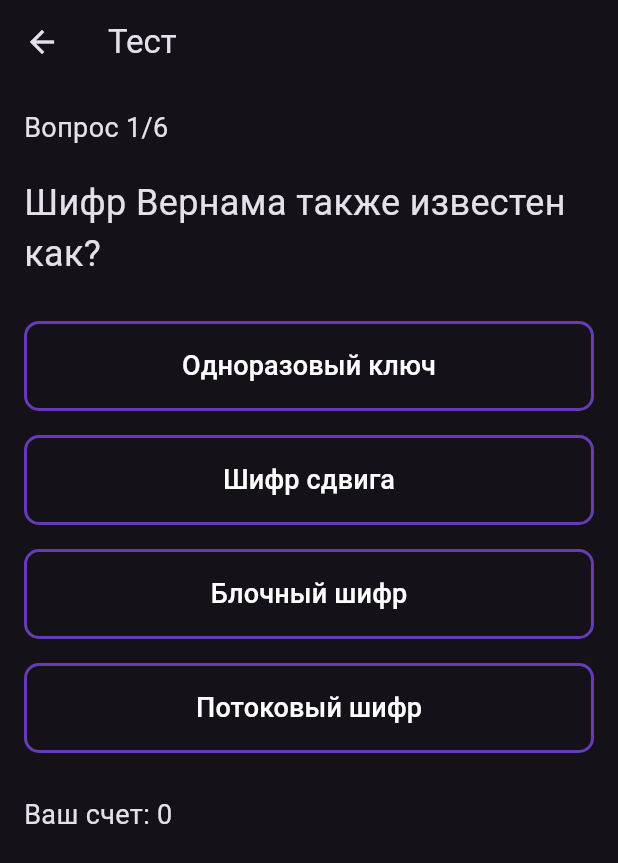
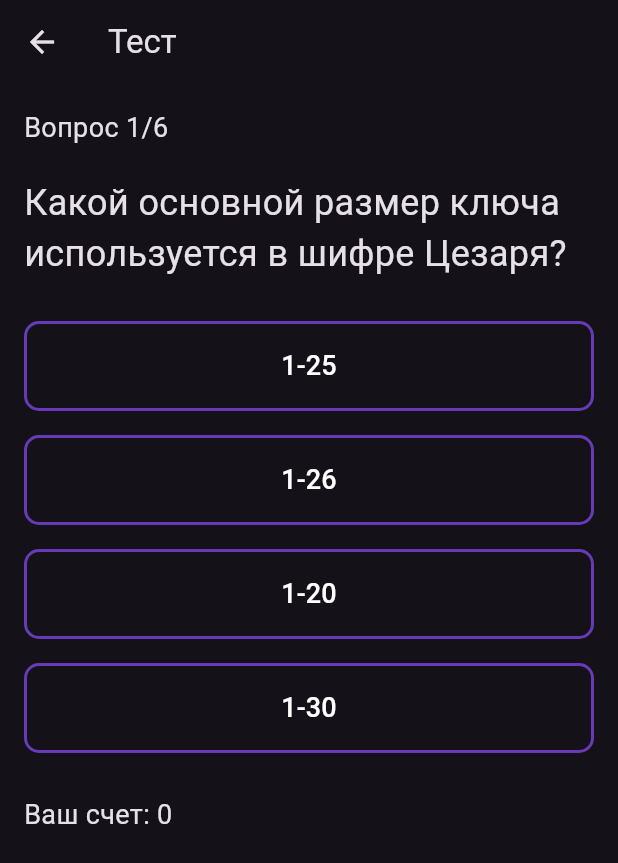
Before and after one commit to TheMusoftware/EncryptEd, a Flutter app: the CaesarCipherScreen screen opened directly, scrolled down 564 dp, after a tap on "Train", on a phone screen of 412 x 824 dp. Shown: the top 863 px of the screen. Run offline on Flutter 3.47's test engine with Material 3 defaults, Android fonts, the light colour scheme and no system bars; our stand-ins replace circle_nav_bar, google_sign_in.

Commit message:
a mistake fixes

```diff
--- a/lib/screens/caesar_cipher.dart
+++ b/lib/screens/caesar_cipher.dart
@@ -203,7 +203,7 @@ class CaesarCipherScreen extends StatelessWidget {
                     Navigator.pushReplacement(
                         context,
                         MaterialPageRoute(
-                          builder: (context) => Quiz(quizType: 'vernam'),
+                          builder: (context) => Quiz(quizType: 'caesar'),
                         ));
                   },
                   child: const Text('Train'),
```
